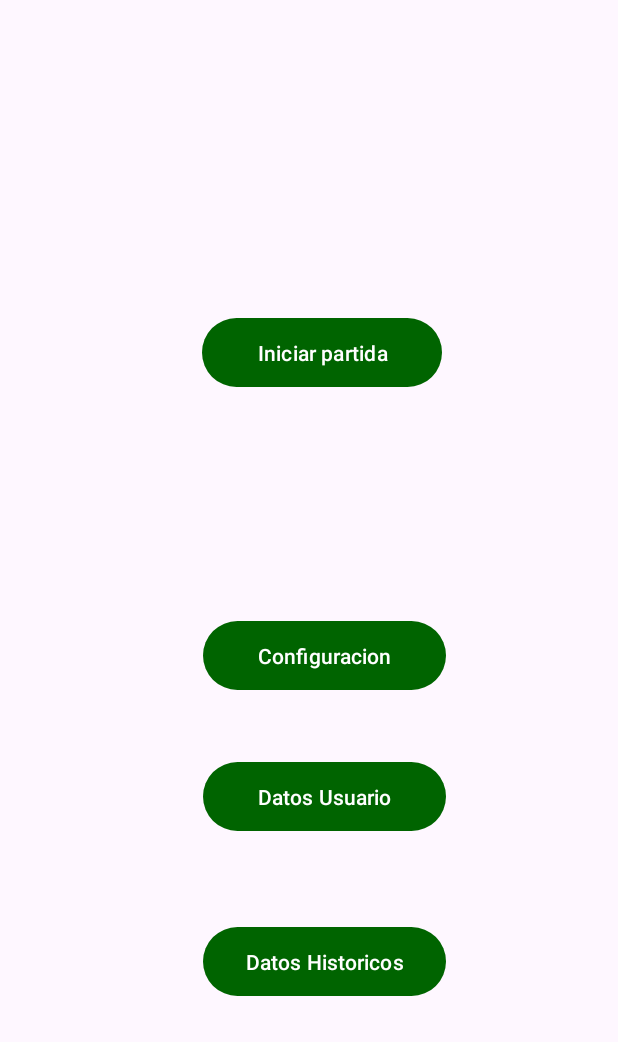
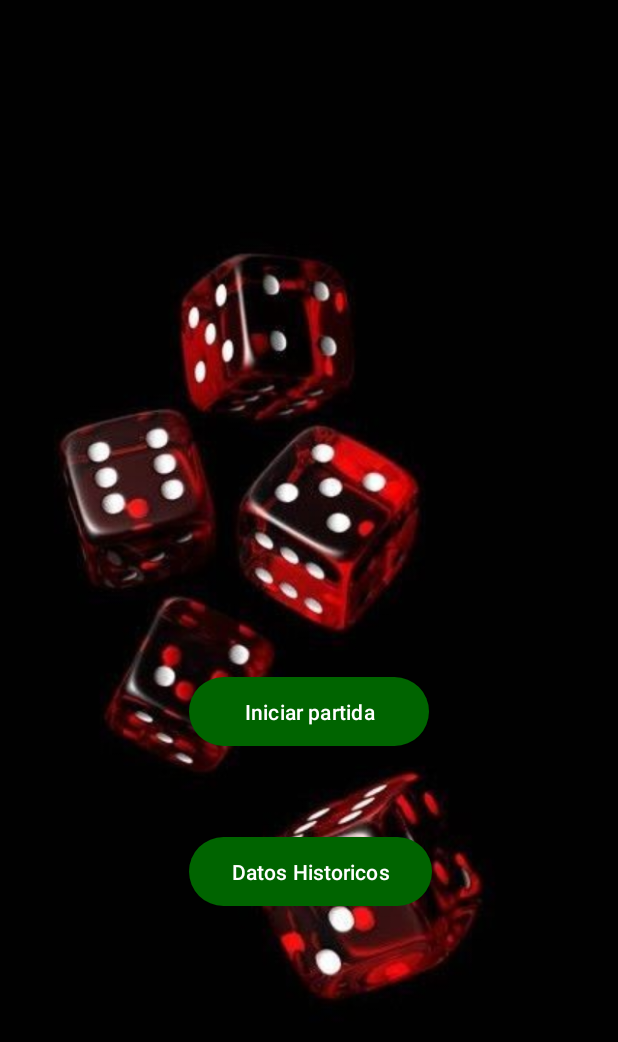
Before and after one commit to Albertlp93/ProjectGame, an Android app: the ThirdPag screen opened directly, with no data from a screen before it, on a phone screen of 412 x 824 dp. Shown: the top 1042 px of the screen. Run offline under Robolectric (Android 15) with nearby library versions, the phone set to English and light mode, and no system bars.

Commit message:
subida modificacion layout historico

```diff
--- a/app/src/main/java/com/projectgame/projectgame/ThirdPag.java
+++ b/app/src/main/java/com/projectgame/projectgame/ThirdPag.java
@@ -14,8 +14,8 @@ public class ThirdPag extends AppCompatActivity {
         setContentView(R.layout.activity_third_pag);
 
         Button buttonIniciar = findViewById(R.id.buttonIniciar);
-        Button buttonConfig = findViewById(R.id.buttonConfig);
-        Button buttonUser = findViewById(R.id.buttonUser);
+        //Button buttonConfig = findViewById(R.id.buttonConfig); "Se habilitara para la practica 2
+        //Button buttonUser = findViewById(R.id.buttonUser);     "Se habilitara para la practica 2
         Button buttonHistorico = findViewById(R.id.buttonHistorico);
 
         //Boton - Inicial juego
--- a/app/src/main/res/layout/activity_third_pag.xml
+++ b/app/src/main/res/layout/activity_third_pag.xml
@@ -5,53 +5,41 @@
     android:layout_width="match_parent"
     android:layout_height="match_parent">
 
+
+    <ImageView
+        android:id="@+id/imageView2"
+        android:layout_width="0dp"
+        android:layout_height="0dp"
+        android:scaleType="centerCrop"
+        app:layout_constraintTop_toTopOf="parent"
+        app:layout_constraintBottom_toBottomOf="parent"
+        app:layout_constraintStart_toStartOf="parent"
+        app:layout_constraintEnd_toEndOf="parent"
+        app:srcCompat="@drawable/fondo_dados_11" />
+
     <Button
         android:id="@+id/buttonIniciar"
         android:layout_width="160dp"
         android:layout_height="54dp"
         android:layout_gravity="left"
-        android:layout_marginTop="208dp"
+        android:layout_marginTop="216dp"
         android:text="@string/btn_inicioJuego"
-        app:layout_constraintBottom_toTopOf="@+id/buttonConfig"
-        app:layout_constraintEnd_toEndOf="parent"
-        app:layout_constraintHorizontal_bias="0.535"
-        app:layout_constraintStart_toStartOf="parent"
-        app:layout_constraintTop_toTopOf="parent"
-        app:layout_constraintVertical_bias="0.0" />
-
-    <Button
-        android:id="@+id/buttonConfig"
-        android:layout_width="162dp"
-        android:layout_height="54dp"
-        android:layout_gravity="left"
-        android:layout_marginBottom="40dp"
-        android:text="@string/btn_config"
-        app:layout_constraintBottom_toTopOf="@+id/buttonUser"
-        app:layout_constraintEnd_toEndOf="parent"
-        app:layout_constraintHorizontal_bias="0.54"
-        app:layout_constraintStart_toStartOf="parent" />
-
-    <Button
-        android:id="@+id/buttonUser"
-        android:layout_width="162dp"
-        android:layout_height="54dp"
-        android:layout_gravity="left"
-        android:layout_marginBottom="56dp"
-        android:text="@string/btn_user"
         app:layout_constraintBottom_toTopOf="@+id/buttonHistorico"
         app:layout_constraintEnd_toEndOf="parent"
-        app:layout_constraintHorizontal_bias="0.54"
-        app:layout_constraintStart_toStartOf="parent" />
+        app:layout_constraintStart_toStartOf="parent"
+        app:layout_constraintTop_toTopOf="@+id/imageView2"
+        app:layout_constraintVertical_bias="0.815" />
 
     <Button
         android:id="@+id/buttonHistorico"
         android:layout_width="162dp"
         android:layout_height="54dp"
         android:layout_gravity="left"
-        android:layout_marginBottom="156dp"
+        android:layout_marginBottom="216dp"
         android:text="@string/btn_historico"
         app:layout_constraintBottom_toBottomOf="parent"
         app:layout_constraintEnd_toEndOf="parent"
-        app:layout_constraintHorizontal_bias="0.54"
+        app:layout_constraintHorizontal_bias="0.504"
         app:layout_constraintStart_toStartOf="parent" />
+
 </androidx.constraintlayout.widget.ConstraintLayout>
```
Also changed, not shown: app/src/main/res/layout/activity_historical_pag.xml (+25 -3 lines), app/src/main/res/layout/activity_secondary_pag.xml (+3 -6 lines), app/src/main/res/drawable/fondo_azar.jpg (added), app/src/main/res/drawable/fondo_dados_11.jpg (added), app/src/main/res/drawable/fondo_dados_12.jpg (added).
